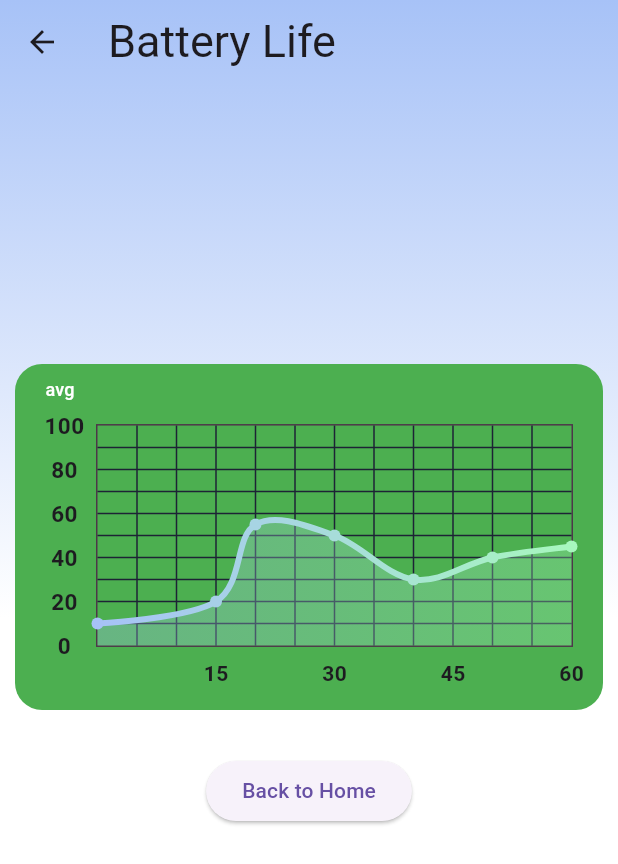
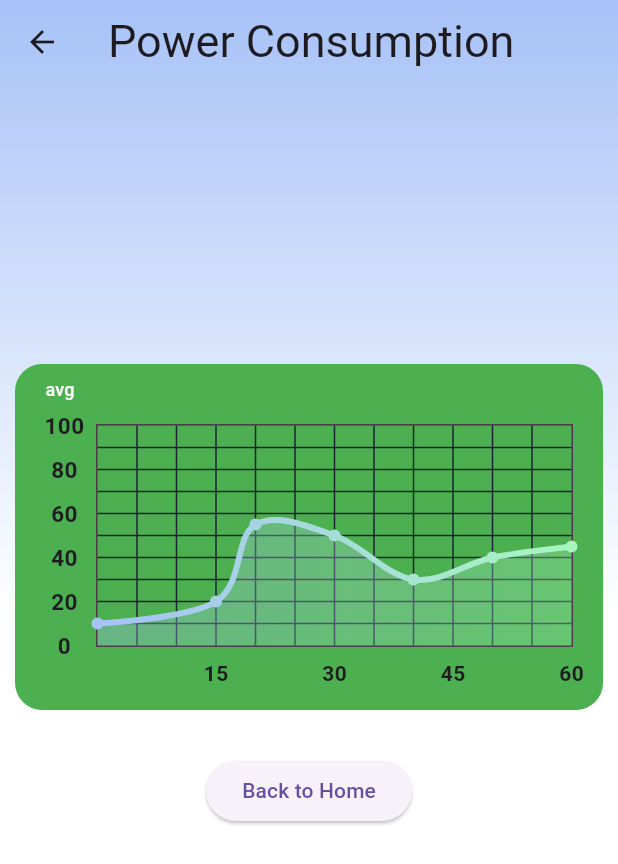
Before and after one commit to Affinity-App/Affinity-App, a Flutter app: the BatteryPage screen opened by its route, on a phone screen of 412 x 824 dp. Shown: the top 864 px of the screen. Run offline on Flutter 3.47's test engine with Material 3 defaults, Android fonts, the phone set to English and light mode, and no system bars; drawn by our look-alikes of fl_chart; our stand-ins replace cloud_firestore, firebase_auth, firebase_core, google_sign_in; accounts and stored records are empty.

Commit message:
changed titles to power consumption

```diff
--- a/cardiacengineering_app/lib/pages/home_data/battery_page.dart
+++ b/cardiacengineering_app/lib/pages/home_data/battery_page.dart
@@ -18,7 +18,7 @@ class BatteryPage extends StatelessWidget {
         title: const Row(
           children: [
             Text(
-              'Battery Life',
+              'Power Consumption',
               style: TextStyle(
                 fontSize: 30.0,
               ),
--- a/cardiacengineering_app/lib/pages/home_data/home_page.dart
+++ b/cardiacengineering_app/lib/pages/home_data/home_page.dart
@@ -105,7 +105,7 @@ class HomePage extends StatelessWidget {
               ),
               _buildDataBox(
                 context,
-                label: 'Battery Life',
+                label: 'Power Consumption',
                 value: '100',
                 iconPath: 'assets/images/Battery.png',
                 iconSize: 50.0,
```
